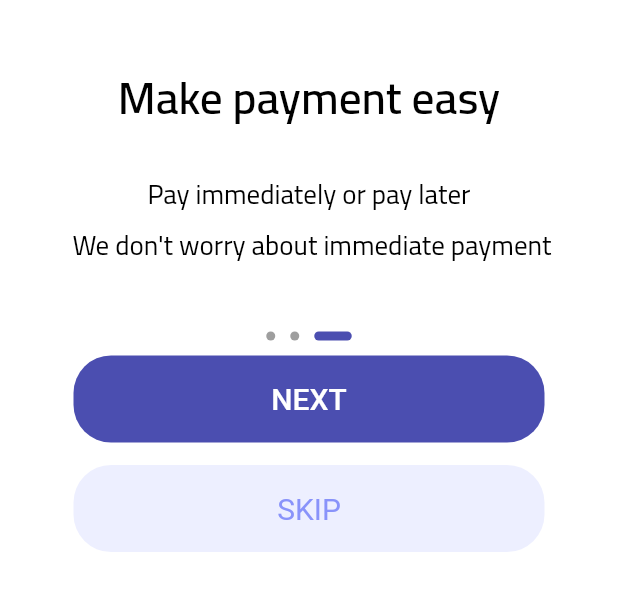
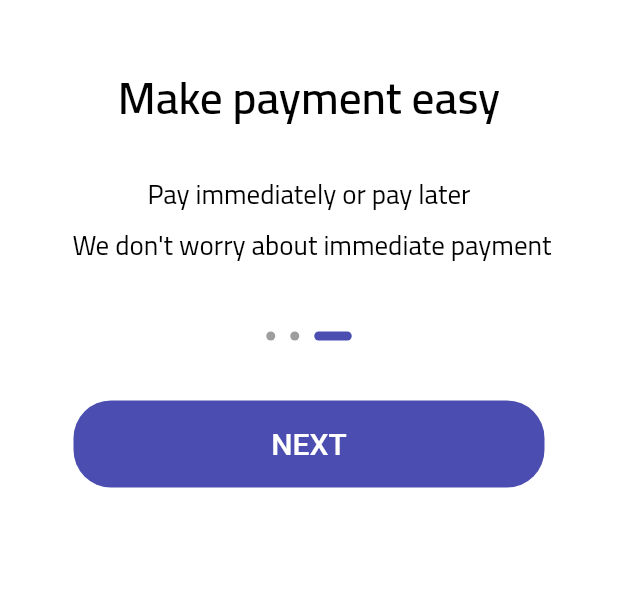
Before and after one commit to Tarekelsayed44/Graduation_project, a Flutter app: the screen it shows after launch, swiped to page 3, on a phone screen of 412 x 824 dp, the part 420-1031 px from its top. Run offline on Flutter 3.47's test engine with Material 2 defaults, Android fonts, the light colour scheme and no system bars; our stand-ins replace easy_localization, flutter_phoenix, get_it, hexcolor, intl_phone_field, rounded_loading_button and 1 more.

Commit message:
verificationScreen

```diff
--- a/assets/translation/ar-SA.json
+++ b/assets/translation/ar-SA.json
@@ -87,5 +87,6 @@
   "forgetpass_tittle": "حدد تفاصيل  الاتصال التي يجب ان تستخدم \nلاعاده تعين كلمه المرور الخاصه بك",
   "massage": "رسالة نصية",
   "num_phone": "+20 10*****236",
-  "email_ex": "exampel@example.com"
+  "email_ex": "exampel@example.com",
+  "code_sent": "تم ارسال الرمز الى"
 }
--- a/assets/translation/en-US.json
+++ b/assets/translation/en-US.json
@@ -80,7 +80,7 @@
   "login_password": "login with password",
   "forgetpass_tittle": "Choose which contact details should be used\nTo reset your password",
   "massage": " Text massage",
-  "num_phone": "+2010*****236",
+  "num_phone": "+20 10*****236",
   "email_ex": "exampel@example.com",
   "privacy": "privacy",
   "payment_methods": "payment methods",
@@ -89,5 +89,6 @@
   "favourite": "favourite",
   "the_car": "The car",
   "account": "your account",
-  "help_center": "help center"
+  "help_center": "help center",
+  "code_sent": "Code has been sent to"
 }
--- a/lib/presentations/resources/string_manager.dart
+++ b/lib/presentations/resources/string_manager.dart
@@ -80,6 +80,7 @@ class AppStrings {
   static const String massage = "massage";
   static const String phone = "num_phone";
   static const String emailEx = "email_ex";
+  static const String codeSent = "code_sent";
 
 
 
--- a/lib/screens/on_bording/onbording_Screen.dart
+++ b/lib/screens/on_bording/onbording_Screen.dart
@@ -205,21 +205,7 @@ class _OnBoordingState extends State<OnBoording> {
                   ),
                   dotview(),
                   SizedBox(
-                    height: 10,
-                  ),
-                  defaultButton(
-                    function: () {
-                      nextPage.animateToPage(2,
-                          duration: Duration(milliseconds: 700),
-                          curve: Curves.easeIn);
-                    },
-                    text: AppStrings.next.tr(),
-                    height: 58,
-                    color: Color(0xff4b4eb0),
-                    radius: 25,
-                  ), //button1
-                  SizedBox(
-                    height: 15,
+                    height: 40,
                   ),
                   defaultButton(
                     function: () {
@@ -227,12 +213,11 @@ class _OnBoordingState extends State<OnBoording> {
                           MaterialPageRoute(
                               builder: (context) => SignUp0()));
                     },
-                    text: AppStrings.skip.tr(),
-                    fontWeight: FontWeight.w400,
-                    textColor: Color(0xff8993fa),
+                    text: AppStrings.next.tr(),
                     height: 58,
-                    color: Color(0xffedefff),
-                  ), // button2
+                    color: Color(0xff4b4eb0),
+                    radius: 25,
+                  ),
                 ],
               ),
             ),
```
Also changed, not shown: lib/screens/reset_password/verification_otp.dart (+45 -22 lines), lib/screens/sign_up/sign_up2.dart (+5 -5 lines).
